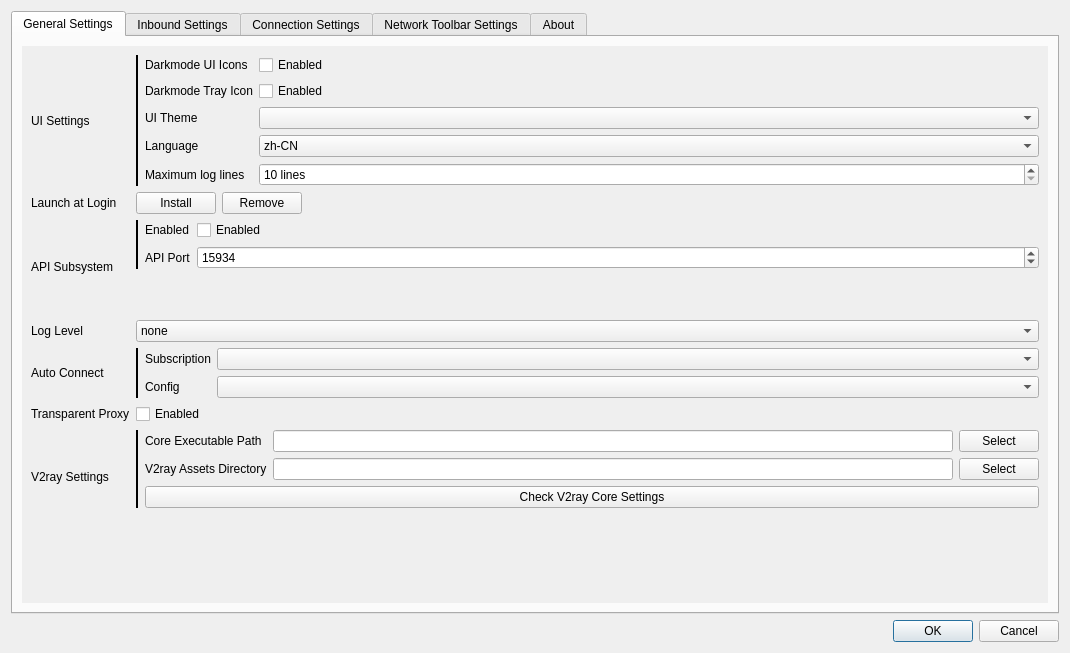
This is src/ui/w_PreferencesWindow.ui in darsvador/qvssr as Qt 5 draws it before an edit. The edited form follows.
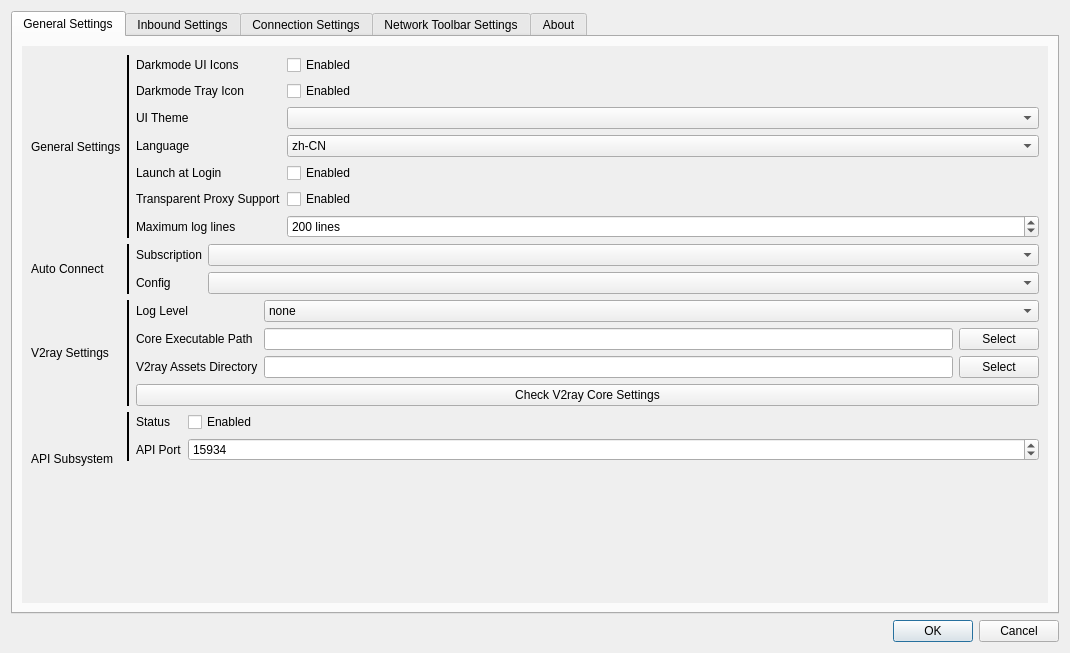
This is the edited form. Icons and pictures are not drawn.

The edit to the form file:
```diff
--- a/src/ui/w_PreferencesWindow.ui
+++ b/src/ui/w_PreferencesWindow.ui
@@ -66,7 +66,7 @@
              <item>
               <widget class="QLabel" name="label_55">
                <property name="text">
-                <string>UI Settings</string>
+                <string>General Settings</string>
                </property>
               </widget>
              </item>
@@ -87,30 +87,29 @@
            </item>
            <item row="0" column="1">
             <layout class="QGridLayout" name="gridLayout_6" columnstretch="0,0,1">
-             <item row="3" column="2">
-              <widget class="QComboBox" name="languageComboBox">
+             <item row="6" column="2">
+              <widget class="QSpinBox" name="maxLogLinesSB">
                <property name="sizePolicy">
-                <sizepolicy hsizetype="Preferred" vsizetype="Fixed">
+                <sizepolicy hsizetype="MinimumExpanding" vsizetype="Fixed">
                  <horstretch>0</horstretch>
                  <verstretch>0</verstretch>
                 </sizepolicy>
                </property>
-               <property name="minimumSize">
-                <size>
-                 <width>100</width>
-                 <height>0</height>
-                </size>
+               <property name="accelerated">
+                <bool>true</bool>
                </property>
-               <item>
-                <property name="text">
-                 <string>zh-CN</string>
-                </property>
-               </item>
-               <item>
-                <property name="text">
-                 <string>en-US</string>
-                </property>
-               </item>
+               <property name="suffix">
+                <string> lines</string>
+               </property>
+               <property name="minimum">
+                <number>10</number>
+               </property>
+               <property name="maximum">
+                <number>2500</number>
+               </property>
+               <property name="value">
+                <number>200</number>
+               </property>
               </widget>
              </item>
              <item row="2" column="1">
@@ -120,23 +119,6 @@
                </property>
               </widget>
              </item>
-             <item row="1" column="2">
-              <widget class="QCheckBox" name="darkTrayCB">
-               <property name="text">
-                <string>Enabled</string>
-               </property>
-              </widget>
-             </item>
-             <item row="2" column="2">
-              <widget class="QComboBox" name="themeCombo">
-               <property name="minimumSize">
-                <size>
-                 <width>200</width>
-                 <height>0</height>
-                </size>
-               </property>
-              </widget>
-             </item>
              <item row="0" column="1">
               <widget class="QLabel" name="darkThemeLabel">
                <property name="text">
@@ -144,6 +126,19 @@
                </property>
               </widget>
              </item>
+             <item row="0" column="0" rowspan="7">
+              <widget class="Line" name="line">
+               <property name="frameShadow">
+                <enum>QFrame::Plain</enum>
+               </property>
+               <property name="lineWidth">
+                <number>2</number>
+               </property>
+               <property name="orientation">
+                <enum>Qt::Vertical</enum>
+               </property>
+              </widget>
+             </item>
              <item row="3" column="1">
               <widget class="QLabel" name="label_6">
                <property name="text">
@@ -151,6 +146,32 @@
                </property>
               </widget>
              </item>
+             <item row="3" column="2">
+              <widget class="QComboBox" name="languageComboBox">
+               <property name="sizePolicy">
+                <sizepolicy hsizetype="Preferred" vsizetype="Fixed">
+                 <horstretch>0</horstretch>
+                 <verstretch>0</verstretch>
+                </sizepolicy>
+               </property>
+               <property name="minimumSize">
+                <size>
+                 <width>100</width>
+                 <height>0</height>
+                </size>
+               </property>
+               <item>
+                <property name="text">
+                 <string>zh-CN</string>
+                </property>
+               </item>
+               <item>
+                <property name="text">
+                 <string>en-US</string>
+                </property>
+               </item>
+              </widget>
+             </item>
              <item row="1" column="1">
               <widget class="QLabel" name="label_36">
                <property name="text">
@@ -158,238 +179,68 @@
                </property>
               </widget>
              </item>
-             <item row="0" column="2">
-              <widget class="QCheckBox" name="darkThemeCB">
+             <item row="4" column="2">
+              <widget class="QCheckBox" name="startWithLoginCB">
                <property name="text">
                 <string>Enabled</string>
                </property>
               </widget>
              </item>
-             <item row="4" column="1">
+             <item row="6" column="1">
               <widget class="QLabel" name="label_48">
                <property name="text">
                 <string>Maximum log lines</string>
                </property>
               </widget>
              </item>
-             <item row="4" column="2">
-              <widget class="QSpinBox" name="maxLogLinesSB">
-               <property name="sizePolicy">
-                <sizepolicy hsizetype="MinimumExpanding" vsizetype="Fixed">
-                 <horstretch>0</horstretch>
-                 <verstretch>0</verstretch>
-                </sizepolicy>
+             <item row="0" column="2">
+              <widget class="QCheckBox" name="darkThemeCB">
+               <property name="text">
+                <string>Enabled</string>
                </property>
-               <property name="accelerated">
-                <bool>true</bool>
+              </widget>
+             </item>
+             <item row="2" column="2">
+              <widget class="QComboBox" name="themeCombo">
+               <property name="minimumSize">
+                <size>
+                 <width>200</width>
+                 <height>0</height>
+                </size>
                </property>
-               <property name="suffix">
-                <string> lines</string>
+              </widget>
+             </item>
+             <item row="1" column="2">
+              <widget class="QCheckBox" name="darkTrayCB">
+               <property name="text">
+                <string>Enabled</string>
                </property>
-               <property name="minimum">
-                <number>10</number>
+              </widget>
+             </item>
+             <item row="4" column="1">
+              <widget class="QLabel" name="label_5">
+               <property name="text">
+                <string>Launch at Login</string>
                </property>
-               <property name="maximum">
-                <number>2000</number>
-               </property>
               </widget>
              </item>
-             <item row="0" column="0" rowspan="5">
-              <widget class="Line" name="line">
-               <property name="frameShadow">
-                <enum>QFrame::Plain</enum>
+             <item row="5" column="1">
+              <widget class="QLabel" name="label_7">
+               <property name="text">
+                <string>Transparent Proxy Support</string>
                </property>
-               <property name="lineWidth">
-                <number>2</number>
-               </property>
-               <property name="orientation">
-                <enum>Qt::Vertical</enum>
+              </widget>
+             </item>
+             <item row="5" column="2">
+              <widget class="QCheckBox" name="tProxyCheckBox">
+               <property name="text">
+                <string>Enabled</string>
                </property>
               </widget>
              </item>
             </layout>
            </item>
            <item row="1" column="0">
-            <widget class="QLabel" name="label_5">
-             <property name="text">
-              <string>Launch at Login</string>
-             </property>
-            </widget>
-           </item>
-           <item row="1" column="1">
-            <layout class="QHBoxLayout" name="horizontalLayout_7">
-             <item>
-              <widget class="QPushButton" name="installBootStart">
-               <property name="text">
-                <string>Install</string>
-               </property>
-              </widget>
-             </item>
-             <item>
-              <widget class="QPushButton" name="removeBootStart">
-               <property name="text">
-                <string>Remove</string>
-               </property>
-              </widget>
-             </item>
-             <item>
-              <spacer name="horizontalSpacer_6">
-               <property name="orientation">
-                <enum>Qt::Horizontal</enum>
-               </property>
-               <property name="sizeHint" stdset="0">
-                <size>
-                 <width>40</width>
-                 <height>20</height>
-                </size>
-               </property>
-              </spacer>
-             </item>
-            </layout>
-           </item>
-           <item row="2" column="0">
-            <layout class="QVBoxLayout" name="verticalLayout_3">
-             <item>
-              <spacer name="verticalSpacer_16">
-               <property name="orientation">
-                <enum>Qt::Vertical</enum>
-               </property>
-               <property name="sizeHint" stdset="0">
-                <size>
-                 <width>20</width>
-                 <height>40</height>
-                </size>
-               </property>
-              </spacer>
-             </item>
-             <item>
-              <widget class="QLabel" name="label_64">
-               <property name="text">
-                <string>API Subsystem</string>
-               </property>
-              </widget>
-             </item>
-             <item>
-              <spacer name="verticalSpacer_15">
-               <property name="orientation">
-                <enum>Qt::Vertical</enum>
-               </property>
-               <property name="sizeHint" stdset="0">
-                <size>
-                 <width>20</width>
-                 <height>40</height>
-                </size>
-               </property>
-              </spacer>
-             </item>
-            </layout>
-           </item>
-           <item row="2" column="1">
-            <layout class="QGridLayout" name="gridLayout_4" columnstretch="0,0,1">
-             <item row="1" column="1">
-              <widget class="QLabel" name="label_8">
-               <property name="text">
-                <string>API Port</string>
-               </property>
-              </widget>
-             </item>
-             <item row="0" column="1">
-              <widget class="QLabel" name="label_68">
-               <property name="text">
-                <string>Enabled</string>
-               </property>
-              </widget>
-             </item>
-             <item row="1" column="2">
-              <widget class="QSpinBox" name="statsPortBox">
-               <property name="minimumSize">
-                <size>
-                 <width>100</width>
-                 <height>0</height>
-                </size>
-               </property>
-               <property name="minimum">
-                <number>1024</number>
-               </property>
-               <property name="maximum">
-                <number>65535</number>
-               </property>
-               <property name="value">
-                <number>15934</number>
-               </property>
-              </widget>
-             </item>
-             <item row="0" column="2">
-              <widget class="QCheckBox" name="enableAPI">
-               <property name="text">
-                <string>Enabled</string>
-               </property>
-              </widget>
-             </item>
-             <item row="0" column="0" rowspan="2">
-              <widget class="Line" name="line_4">
-               <property name="frameShadow">
-                <enum>QFrame::Plain</enum>
-               </property>
-               <property name="lineWidth">
-                <number>2</number>
-               </property>
-               <property name="orientation">
-                <enum>Qt::Vertical</enum>
-               </property>
-              </widget>
-             </item>
-            </layout>
-           </item>
-           <item row="3" column="0">
-            <widget class="QLabel" name="label">
-             <property name="text">
-              <string>Log Level</string>
-             </property>
-            </widget>
-           </item>
-           <item row="3" column="1">
-            <widget class="QComboBox" name="logLevelComboBox">
-             <property name="sizePolicy">
-              <sizepolicy hsizetype="Minimum" vsizetype="Fixed">
-               <horstretch>0</horstretch>
-               <verstretch>0</verstretch>
-              </sizepolicy>
-             </property>
-             <property name="minimumSize">
-              <size>
-               <width>150</width>
-               <height>0</height>
-              </size>
-             </property>
-             <item>
-              <property name="text">
-               <string>none</string>
-              </property>
-             </item>
-             <item>
-              <property name="text">
-               <string>debug</string>
-              </property>
-             </item>
-             <item>
-              <property name="text">
-               <string>info</string>
-              </property>
-             </item>
-             <item>
-              <property name="text">
-               <string>warning</string>
-              </property>
-             </item>
-             <item>
-              <property name="text">
-               <string>error</string>
-              </property>
-             </item>
-            </widget>
-           </item>
-           <item row="4" column="0">
             <layout class="QVBoxLayout" name="verticalLayout_9">
              <item>
               <spacer name="verticalSpacer_6">
@@ -426,7 +277,7 @@
              </item>
             </layout>
            </item>
-           <item row="4" column="1">
+           <item row="1" column="1">
             <layout class="QGridLayout" name="gridLayout_8" columnstretch="0,0,1">
              <item row="1" column="1">
               <widget class="QLabel" name="label_61">
@@ -475,21 +326,7 @@
              </item>
             </layout>
            </item>
-           <item row="5" column="0">
-            <widget class="QLabel" name="label_7">
-             <property name="text">
-              <string>Transparent Proxy</string>
-             </property>
-            </widget>
-           </item>
-           <item row="5" column="1">
-            <widget class="QCheckBox" name="tProxyCheckBox">
-             <property name="text">
-              <string>Enabled</string>
-             </property>
-            </widget>
-           </item>
-           <item row="6" column="0">
+           <item row="2" column="0">
             <layout class="QVBoxLayout" name="verticalLayout_8">
              <item>
               <spacer name="verticalSpacer_12">
@@ -526,69 +363,211 @@
              </item>
             </layout>
            </item>
-           <item row="6" column="1">
+           <item row="2" column="1">
             <layout class="QGridLayout" name="gridLayout_9">
-             <item row="0" column="0" rowspan="3">
-              <widget class="Line" name="line_3">
-               <property name="frameShadow">
-                <enum>QFrame::Plain</enum>
-               </property>
-               <property name="lineWidth">
-                <number>2</number>
-               </property>
-               <property name="orientation">
-                <enum>Qt::Vertical</enum>
+             <item row="3" column="1" colspan="3">
+              <widget class="QPushButton" name="checkVCoreSettings">
+               <property name="text">
+                <string>Check V2ray Core Settings</string>
                </property>
               </widget>
              </item>
-             <item row="0" column="1">
+             <item row="1" column="1">
               <widget class="QLabel" name="label_46">
                <property name="text">
                 <string>Core Executable Path</string>
                </property>
               </widget>
              </item>
-             <item row="1" column="2">
+             <item row="2" column="2">
               <widget class="QLineEdit" name="vCoreAssetsPathTxt"/>
              </item>
-             <item row="0" column="3">
-              <widget class="QPushButton" name="selectVCoreBtn">
-               <property name="text">
-                <string>Select</string>
-               </property>
-              </widget>
-             </item>
-             <item row="1" column="3">
-              <widget class="QPushButton" name="selectVAssetBtn">
-               <property name="text">
-                <string>Select</string>
-               </property>
-              </widget>
-             </item>
-             <item row="0" column="2">
+             <item row="1" column="2">
               <widget class="QLineEdit" name="vCorePathTxt">
                <property name="placeholderText">
                 <string/>
                </property>
               </widget>
              </item>
-             <item row="1" column="1">
+             <item row="2" column="3">
+              <widget class="QPushButton" name="selectVAssetBtn">
+               <property name="text">
+                <string>Select</string>
+               </property>
+              </widget>
+             </item>
+             <item row="2" column="1">
               <widget class="QLabel" name="label_15">
                <property name="text">
                 <string>V2ray Assets Directory</string>
                </property>
               </widget>
              </item>
-             <item row="2" column="1" colspan="3">
-              <widget class="QPushButton" name="checkVCoreSettings">
+             <item row="1" column="3">
+              <widget class="QPushButton" name="selectVCoreBtn">
                <property name="text">
-                <string>Check V2ray Core Settings</string>
+                <string>Select</string>
                </property>
               </widget>
              </item>
+             <item row="0" column="1">
+              <widget class="QLabel" name="label">
+               <property name="text">
+                <string>Log Level</string>
+               </property>
+              </widget>
+             </item>
+             <item row="0" column="2" colspan="2">
+              <widget class="QComboBox" name="logLevelComboBox">
+               <property name="sizePolicy">
+                <sizepolicy hsizetype="Minimum" vsizetype="Fixed">
+                 <horstretch>0</horstretch>
+                 <verstretch>0</verstretch>
+                </sizepolicy>
+               </property>
+               <property name="minimumSize">
+                <size>
+                 <width>150</width>
+                 <height>0</height>
+                </size>
+               </property>
+               <item>
+                <property name="text">
+                 <string>none</string>
+                </property>
+               </item>
+               <item>
+                <property name="text">
+                 <string>debug</string>
+                </property>
+               </item>
+               <item>
+                <property name="text">
+                 <string>info</string>
+                </property>
+               </item>
+               <item>
+                <property name="text">
+                 <string>warning</string>
+                </property>
+               </item>
+               <item>
+                <property name="text">
+                 <string>error</string>
+                </property>
+               </item>
+              </widget>
+             </item>
+             <item row="0" column="0" rowspan="4">
+              <widget class="Line" name="line_3">
+               <property name="frameShadow">
+                <enum>QFrame::Plain</enum>
+               </property>
+               <property name="lineWidth">
+                <number>2</number>
+               </property>
+               <property name="orientation">
+                <enum>Qt::Vertical</enum>
+               </property>
+              </widget>
+             </item>
             </layout>
            </item>
-           <item row="7" column="1">
+           <item row="3" column="0">
+            <layout class="QVBoxLayout" name="verticalLayout_3">
+             <item>
+              <spacer name="verticalSpacer_16">
+               <property name="orientation">
+                <enum>Qt::Vertical</enum>
+               </property>
+               <property name="sizeHint" stdset="0">
+                <size>
+                 <width>20</width>
+                 <height>40</height>
+                </size>
+               </property>
+              </spacer>
+             </item>
+             <item>
+              <widget class="QLabel" name="label_64">
+               <property name="text">
+                <string>API Subsystem</string>
+               </property>
+              </widget>
+             </item>
+             <item>
+              <spacer name="verticalSpacer_15">
+               <property name="orientation">
+                <enum>Qt::Vertical</enum>
+               </property>
+               <property name="sizeHint" stdset="0">
+                <size>
+                 <width>20</width>
+                 <height>40</height>
+                </size>
+               </property>
+              </spacer>
+             </item>
+            </layout>
+           </item>
+           <item row="3" column="1">
+            <layout class="QGridLayout" name="gridLayout_4" columnstretch="0,0,1">
+             <item row="1" column="1">
+              <widget class="QLabel" name="label_8">
+               <property name="text">
+                <string>API Port</string>
+               </property>
+              </widget>
+             </item>
+             <item row="0" column="1">
+              <widget class="QLabel" name="label_68">
+               <property name="text">
+                <string>Status</string>
+               </property>
+              </widget>
+             </item>
+             <item row="1" column="2">
+              <widget class="QSpinBox" name="statsPortBox">
+               <property name="minimumSize">
+                <size>
+                 <width>100</width>
+                 <height>0</height>
+                </size>
+               </property>
+               <property name="minimum">
+                <number>1024</number>
+               </property>
+               <property name="maximum">
+                <number>65535</number>
+               </property>
+               <property name="value">
+                <number>15934</number>
+               </property>
+              </widget>
+             </item>
+             <item row="0" column="2">
+              <widget class="QCheckBox" name="enableAPI">
+               <property name="text">
+                <string>Enabled</string>
+               </property>
+              </widget>
+             </item>
+             <item row="0" column="0" rowspan="2">
+              <widget class="Line" name="line_4">
+               <property name="frameShadow">
+                <enum>QFrame::Plain</enum>
+               </property>
+               <property name="lineWidth">
+                <number>2</number>
+               </property>
+               <property name="orientation">
+                <enum>Qt::Vertical</enum>
+               </property>
+              </widget>
+             </item>
+            </layout>
+           </item>
+           <item row="4" column="1">
             <spacer name="verticalSpacer_11">
              <property name="orientation">
               <enum>Qt::Vertical</enum>
@@ -859,6 +838,9 @@
              <property name="checkable">
               <bool>true</bool>
              </property>
+             <property name="checked">
+              <bool>false</bool>
+             </property>
              <layout class="QFormLayout" name="formLayout_11">
               <item row="0" column="0" colspan="2">
                <widget class="QLabel" name="label_74">
```
Left out of the diff: 3 changed lines with no effect on the pictures.
